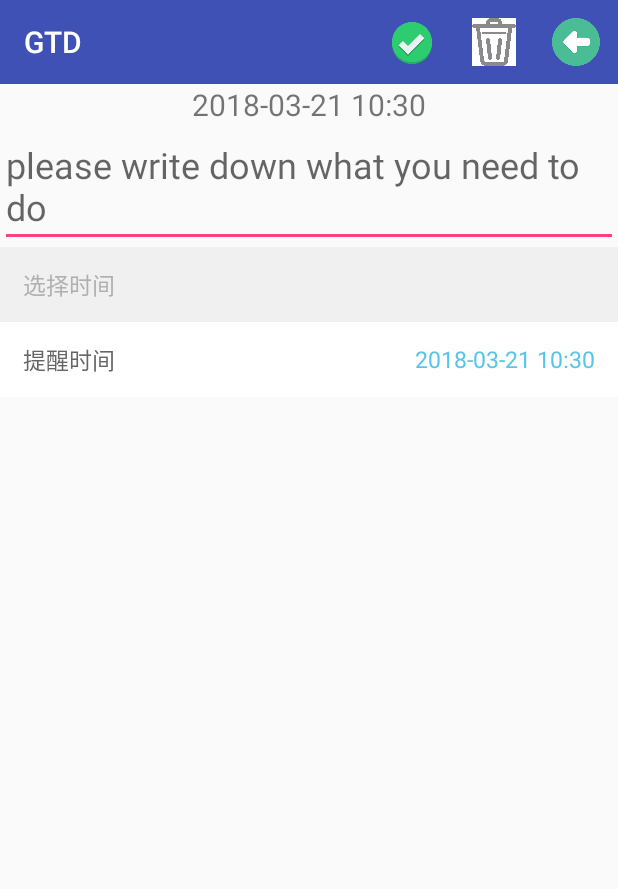
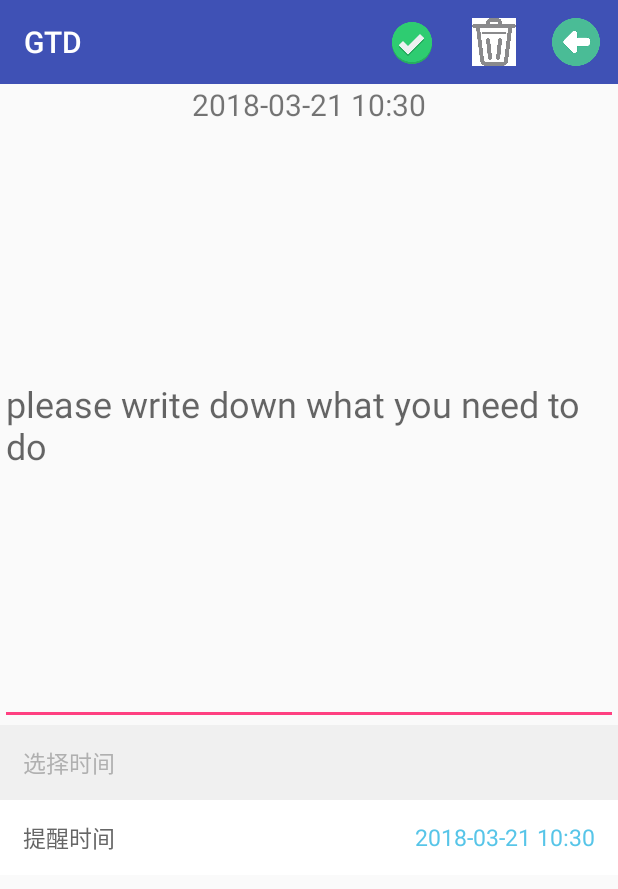
Before and after one commit to KyrieXDL/GTD, an Android app: the screen it shows after launch (ContentActivity), after a tap on an icon or button, on a phone screen of 412 x 824 dp. Shown: the top 889 px of the screen. Run offline under Robolectric (Android 15) with nearby library versions, the phone set to English and light mode, and no system bars; libraries missing offline, so code that uses them is left out: org.litepal, org.litepal.crud; 2 statements that could not run were skipped.

Commit message:
sixth commit

```diff
--- a/app/src/main/java/com/example/administrator/gtd/ContentAdapter.java
+++ b/app/src/main/java/com/example/administrator/gtd/ContentAdapter.java
@@ -110,9 +110,9 @@ public class ContentAdapter extends RecyclerView.Adapter<ContentAdapter.ViewHold
         //String name=contentList.get(position);
         Content content=list.get(position);
         String temp=content.getMsg();
-        if(temp.length()>10){
+        /*if(temp.length()>10){
             temp=temp.substring(0,10);
-        }
+        }*/
         holder.contentName.setText(temp);
         if(!content.isShow()){
             holder.checkBox.setVisibility(View.GONE);
--- a/app/src/main/java/com/example/administrator/gtd/MainActivity.java
+++ b/app/src/main/java/com/example/administrator/gtd/MainActivity.java
@@ -11,8 +11,11 @@ import android.support.v4.widget.DrawerLayout;
 import android.support.v7.app.ActionBar;
 import android.support.v7.app.AppCompatActivity;
 import android.os.Bundle;
+import android.support.v7.widget.GridLayoutManager;
 import android.support.v7.widget.LinearLayoutManager;
+import android.support.v7.widget.OrientationHelper;
 import android.support.v7.widget.RecyclerView;
+import android.support.v7.widget.StaggeredGridLayoutManager;
 import android.support.v7.widget.Toolbar;
 import android.util.Log;
 import android.view.Menu;
@@ -46,7 +49,11 @@ public class MainActivity extends AppCompatActivity {
         //适配器
         RecyclerView recyclerView=(RecyclerView) findViewById(R.id.conten_list);
         LinearLayoutManager layoutManager=new LinearLayoutManager(this);
-        recyclerView.setLayoutManager(layoutManager);
+        GridLayoutManager gridLayoutManager=new GridLayoutManager(this,2);
+        StaggeredGridLayoutManager staggeredGridLayoutManager= new StaggeredGridLayoutManager(2, StaggeredGridLayoutManager.VERTICAL);
+        //设置布局管理器
+        recyclerView.setLayoutManager(staggeredGridLayoutManager);
+        layoutManager.setOrientation(OrientationHelper.VERTICAL);
         adapter=new ContentAdapter(MainActivity.this,list);
         recyclerView.setAdapter(adapter);
 
--- a/app/src/main/res/layout/activity_alarm.xml
+++ b/app/src/main/res/layout/activity_alarm.xml
@@ -6,7 +6,8 @@
     <TextView
         android:id="@+id/alarm_text"
         android:layout_width="match_parent"
-        android:layout_height="wrap_content"
+        android:layout_height="500dp"
+        android:gravity="center"
         android:textSize="24sp"/>
 
     <LinearLayout
--- a/app/src/main/res/layout/activity_main.xml
+++ b/app/src/main/res/layout/activity_main.xml
@@ -27,7 +27,7 @@
         <android.support.v7.widget.RecyclerView
             android:id="@+id/conten_list"
             android:layout_width="match_parent"
-            android:layout_height="match_parent"
+            android:layout_height="550dp"
             app:layout_behavior="@string/appbar_scrolling_view_behavior"/>
 
        <LinearLayout
--- a/app/src/main/res/layout/content.xml
+++ b/app/src/main/res/layout/content.xml
@@ -25,7 +25,7 @@
         android:id="@+id/edit_text"
         android:hint="please write down what you need to do"
         android:layout_width="match_parent"
-        android:layout_height="wrap_content"
+        android:layout_height="400dp"
         android:textSize="24sp"
         android:maxLines="12"/>
     <LinearLayout
```
Also changed, not shown: app/src/main/res/layout/content_item.xml (+27 -3 lines).
